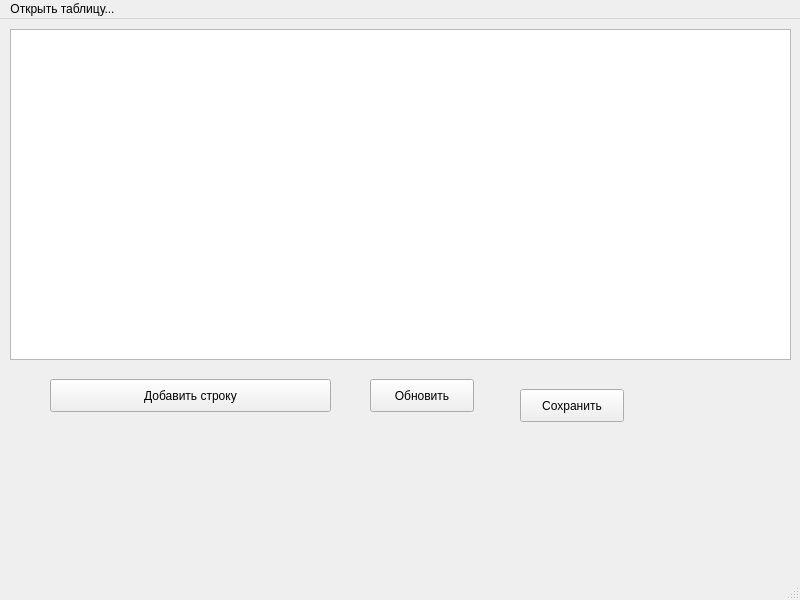
This is mainwindow.ui in VladislavWaza/TradeManagementDatabase as Qt 5 draws it before an edit. The edited form follows.
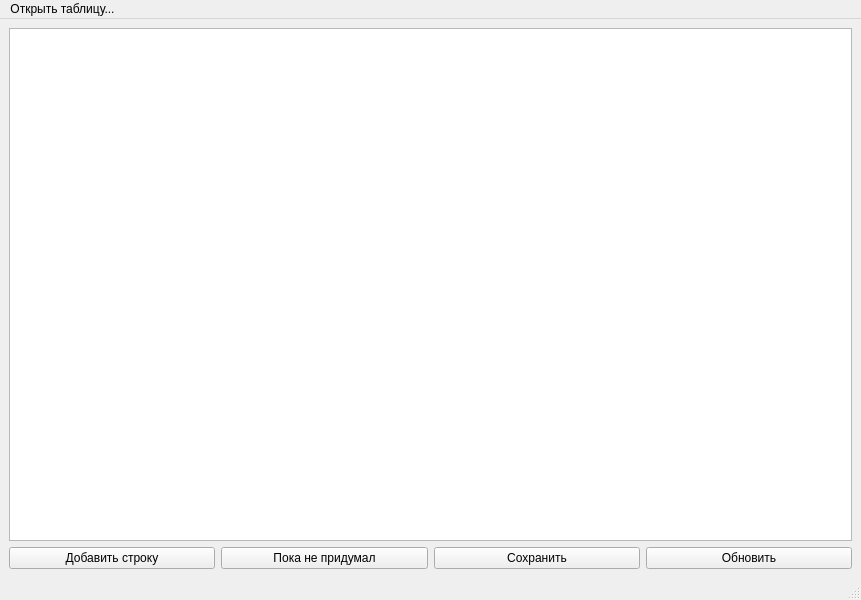
This is the edited form.

Commit message: added the insertion of a row from the Department's Products table

What changed in the file:
```diff
--- a/mainwindow.ui
+++ b/mainwindow.ui
@@ -6,7 +6,7 @@
    <rect>
     <x>0</x>
     <y>0</y>
-    <width>800</width>
+    <width>861</width>
     <height>600</height>
    </rect>
   </property>
@@ -14,62 +14,50 @@
    <string>База данных</string>
   </property>
   <widget class="QWidget" name="centralwidget">
-   <widget class="QTableView" name="tableView">
-    <property name="geometry">
-     <rect>
-      <x>10</x>
-      <y>10</y>
-      <width>781</width>
-      <height>331</height>
-     </rect>
-    </property>
-   </widget>
+   <layout class="QVBoxLayout" name="verticalLayout">
+    <item>
+     <widget class="QTableView" name="tableView"/>
+    </item>
+    <item>
+     <layout class="QGridLayout" name="gridLayout">
+      <item row="0" column="3">
+       <widget class="QPushButton" name="update">
+        <property name="text">
+         <string>Обновить</string>
+        </property>
+       </widget>
+      </item>
+      <item row="0" column="0">
    <widget class="QPushButton" name="addRow">
-    <property name="geometry">
-     <rect>
-      <x>50</x>
-      <y>360</y>
-      <width>281</width>
-      <height>33</height>
-     </rect>
-    </property>
     <property name="text">
      <string>Добавить строку</string>
     </property>
    </widget>
+      </item>
+      <item row="0" column="1">
+       <widget class="QPushButton" name="chageID">
+        <property name="text">
+         <string>Пока не придумал</string>
+        </property>
+       </widget>
+      </item>
+      <item row="0" column="2">
    <widget class="QPushButton" name="save">
-    <property name="geometry">
-     <rect>
-      <x>520</x>
-      <y>370</y>
-      <width>104</width>
-      <height>33</height>
-     </rect>
-    </property>
     <property name="text">
      <string>Сохранить</string>
     </property>
    </widget>
-   <widget class="QPushButton" name="update">
-    <property name="geometry">
-     <rect>
-      <x>370</x>
-      <y>360</y>
-      <width>104</width>
-      <height>33</height>
-     </rect>
-    </property>
-    <property name="text">
-     <string>Обновить</string>
-    </property>
-   </widget>
+      </item>
+     </layout>
+    </item>
+   </layout>
   </widget>
   <widget class="QMenuBar" name="menubar">
    <property name="geometry">
     <rect>
      <x>0</x>
      <y>0</y>
-     <width>800</width>
+     <width>861</width>
      <height>29</height>
     </rect>
    </property>
```
Left out of the diff: 8 changed lines with no effect on the pictures. Lines whose indentation alone changed are shown as unchanged. The commit also changes 4 other files.
